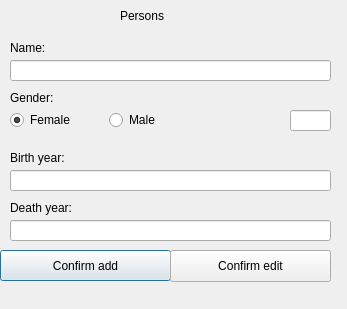
First picture: the form in personsdialog.ui, repository maggawaage/skil3, before the edit.
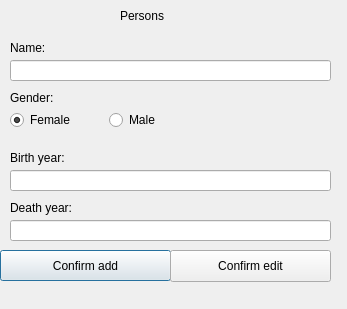
Second picture: the form after the edit.

The edit to the form file:
```diff
--- a/personsdialog.ui
+++ b/personsdialog.ui
@@ -23,16 +23,6 @@
     </rect>
    </property>
   </widget>
-  <widget class="QLineEdit" name="inputPGender">
-   <property name="geometry">
-    <rect>
-     <x>290</x>
-     <y>110</y>
-     <width>41</width>
-     <height>21</height>
-    </rect>
-   </property>
-  </widget>
   <widget class="QLineEdit" name="inputPBirthYear">
    <property name="geometry">
     <rect>
@@ -138,23 +128,10 @@
   <widget class="QLabel" name="labelErrorPersonName">
    <property name="geometry">
     <rect>
-     <x>50</x>
-     <y>40</y>
-     <width>271</width>
-     <height>19</height>
-    </rect>
-   </property>
-   <property name="text">
-    <string/>
-   </property>
-  </widget>
-  <widget class="QLabel" name="labelErrorPersonGender">
-   <property name="geometry">
-    <rect>
      <x>60</x>
-     <y>90</y>
+     <y>40</y>
      <width>271</width>
-     <height>20</height>
+     <height>19</height>
     </rect>
    </property>
    <property name="text">
@@ -166,7 +143,7 @@
     <rect>
      <x>80</x>
      <y>150</y>
-     <width>251</width>
+     <width>261</width>
      <height>20</height>
     </rect>
    </property>
@@ -177,7 +154,7 @@
   <widget class="QLabel" name="labelErrorPersonDY">
    <property name="geometry">
     <rect>
-     <x>80</x>
+     <x>90</x>
      <y>200</y>
      <width>251</width>
      <height>16</height>
```
